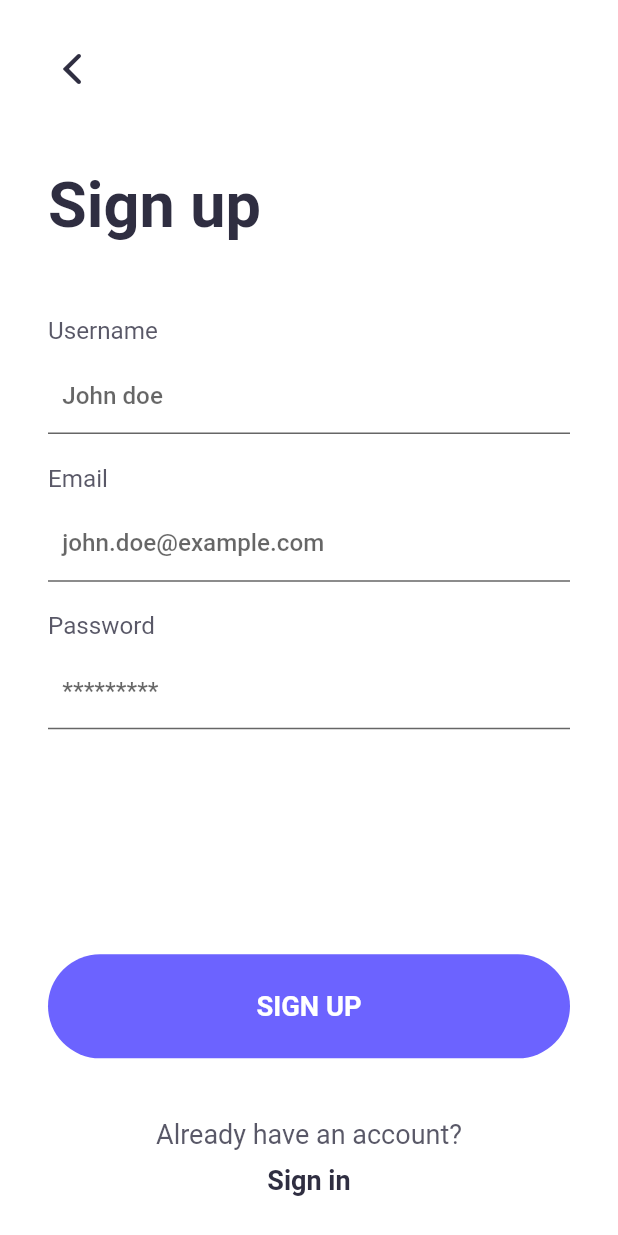
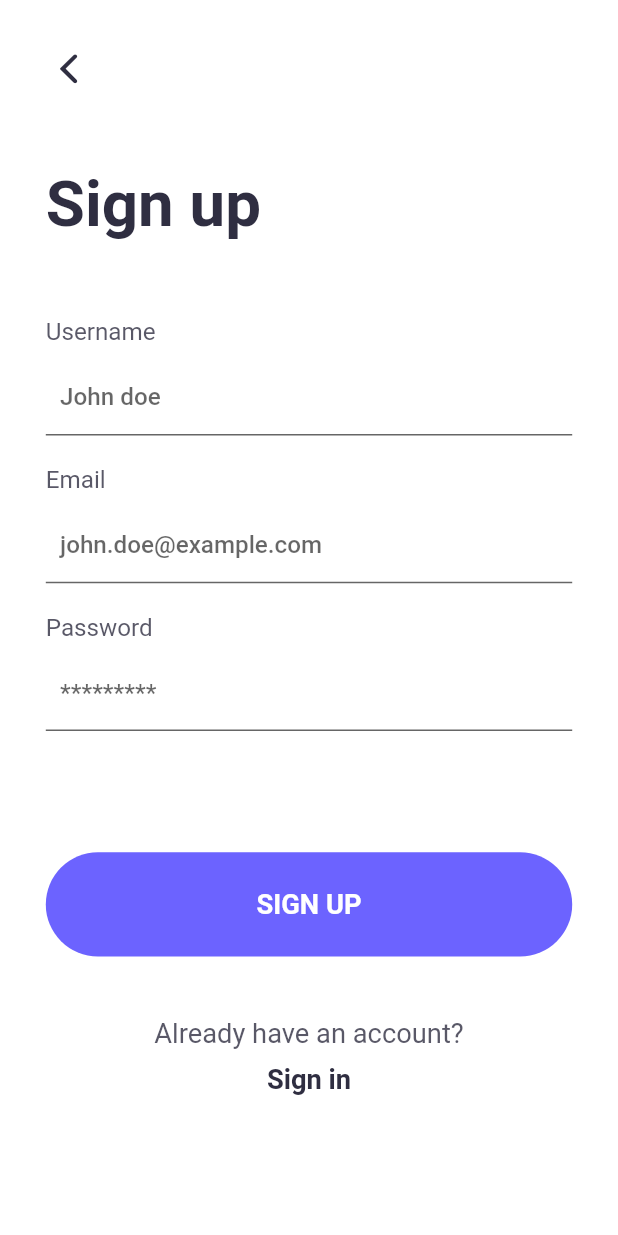
Before and after one commit to Mi1ms/CTHunt-Front, a Flutter app: the SignUp screen opened by its route, after a tap on "Sign in", after a tap on "Sign up", on a phone screen of 412 x 824 dp. Run offline on Flutter 3.47's test engine with Material 2 defaults, Android fonts, the phone set to English and light mode, and no system bars; our stand-ins replace awesome_dialog, custom_radio_grouped_button, dio, flutter_map, flutter_rating_bar, get and 4 more; missing offline and left inert: flutter_map_marker_popup, geocoder; accounts and stored records are empty; network calls fail.

Commit message:
scale ui to all devices

```diff
--- a/lib/data/images.dart
+++ b/lib/data/images.dart
@@ -1,6 +1,6 @@
 class Images {
   // Home Images
-  static const String homeIllustration = "assets/img/home/illustration.jpg";
+  static const String homeIllustration = "assets/img/home/illustration.png";
 
   // Play Images
   static const String winnerIllustration = "assets/img/play/winner.png";
--- a/lib/screens/auth/signIn.dart
+++ b/lib/screens/auth/signIn.dart
@@ -1,3 +1,4 @@
+import 'package:ct_hunt/utils/size_config.dart';
 import 'package:get/get.dart';
 import 'package:dio/dio.dart' as dio;
 import 'package:flutter/material.dart';
@@ -25,7 +26,10 @@ class _SignInState extends State<SignIn> {
   void login() async {
     String identifier = _identifierController.text.trim();
     String password = _passwordController.text.trim();
-    Map<String, dynamic> data = {"identifier": identifier, "password": password};
+    Map<String, dynamic> data = {
+      "identifier": identifier,
+      "password": password
+    };
     try {
       await Auth.login(data);
       Get.offAllNamed(Home.routeName);
@@ -33,20 +37,21 @@ class _SignInState extends State<SignIn> {
     }
   }
 
-
   @override
   Widget build(BuildContext context) {
     return Scaffold(
       body: SafeArea(
         child: SingleChildScrollView(
           child: Padding(
-            padding: const EdgeInsets.symmetric(horizontal: 32),
+            padding: EdgeInsets.symmetric(
+                horizontal: 7.41 * SizeConfig.widthMultiplier),
             child: Column(
               mainAxisAlignment: MainAxisAlignment.start,
               children: [
                 Container(
                   alignment: Alignment.centerLeft,
-                  margin: EdgeInsets.only(top: 30),
+                  margin:
+                      EdgeInsets.only(top: 3.68 * SizeConfig.heightMultiplier),
                   child: GestureDetector(
                     onTap: () {
                       Get.back();
@@ -54,19 +59,20 @@ class _SignInState extends State<SignIn> {
                     child: Icon(
                       CupertinoIcons.back,
                       color: DefaultColors.dark,
-                      size: 32,
+                      size: 7.41 * SizeConfig.imageSizeMultiplier,
                     ),
                   ),
                 ),
                 DefaultText(
                   value: "Sign in",
-                  fontSize: 42,
+                  fontSize: 5.15 * SizeConfig.textMultiplier,
                   fontWeight: FontWeight.bold,
-                  margin: EdgeInsets.only(top: 50),
+                  margin:
+                      EdgeInsets.only(top: 6.13 * SizeConfig.heightMultiplier),
                   alignment: Alignment.centerLeft,
                   color: DefaultColors.dark,
                 ),
-                SizedBox(height: 50),
+                SizedBox(height: 6.13 * SizeConfig.heightMultiplier),
                 Form(
                   key: _formKey,
                   child: Column(
@@ -74,11 +80,11 @@ class _SignInState extends State<SignIn> {
                       IdentifierInput(
                         controller: _identifierController,
                       ),
-                      SizedBox(height: 20),
+                      SizedBox(height: 2.45 * SizeConfig.heightMultiplier),
                       PasswordInput(
                         controller: _passwordController,
                       ),
-                      SizedBox(height: 150),
+                      SizedBox(height: 18.38 * SizeConfig.heightMultiplier),
                       DefaultButton(
                         value: "Sign in",
                         onPress: () {
@@ -89,9 +95,11 @@ class _SignInState extends State<SignIn> {
                       ),
                       DefaultText(
                         value: "Don't have an account?",
-                        fontSize: 18,
+                        fontSize: 2.21 * SizeConfig.textMultiplier,
                         color: DefaultColors.dark.withOpacity(0.8),
-                        margin: EdgeInsets.only(bottom: 10, top: 40),
+                        margin: EdgeInsets.only(
+                            bottom: 1.23 * SizeConfig.heightMultiplier,
+                            top: 4.91 * SizeConfig.heightMultiplier),
                       ),
                       GestureDetector(
                         onTap: () {
@@ -99,7 +107,7 @@ class _SignInState extends State<SignIn> {
                         },
                         child: DefaultText(
                           value: "Sign up",
-                          fontSize: 18,
+                          fontSize: 2.21 * SizeConfig.textMultiplier,
                           color: DefaultColors.dark,
                           fontWeight: FontWeight.bold,
                         ),
--- a/lib/screens/auth/signUp.dart
+++ b/lib/screens/auth/signUp.dart
@@ -1,3 +1,4 @@
+import 'package:ct_hunt/utils/size_config.dart';
 import 'package:dio/dio.dart' as dio;
 import 'package:get/get.dart';
 import 'package:flutter/material.dart';
@@ -41,13 +42,13 @@ class _SignUpState extends State<SignUp> {
       body: SafeArea(
         child: SingleChildScrollView(
           child: Padding(
-            padding: const EdgeInsets.symmetric(horizontal: 32),
+            padding: EdgeInsets.symmetric(horizontal: 7.41 * SizeConfig.widthMultiplier),
             child: Column(
               mainAxisAlignment: MainAxisAlignment.start,
               children: [
                 Container(
                   alignment: Alignment.centerLeft,
-                  margin: EdgeInsets.only(top: 30),
+                  margin: EdgeInsets.only(top: 3.68 * SizeConfig.heightMultiplier),
                   child: GestureDetector(
                     onTap: () {
                       Get.back();
@@ -55,19 +56,19 @@ class _SignUpState extends State<SignUp> {
                     child: Icon(
                       CupertinoIcons.back,
                       color: DefaultColors.dark,
-                      size: 32,
+                      size: 7.41 * SizeConfig.imageSizeMultiplier,
                     ),
                   ),
                 ),
                 DefaultText(
                   value: "Sign up",
-                  fontSize: 42,
+                  fontSize: 5.15 * SizeConfig.textMultiplier,
                   fontWeight: FontWeight.bold,
-                  margin: EdgeInsets.only(top: 50),
+                  margin: EdgeInsets.only(top: 6.13 * SizeConfig.heightMultiplier),
                   alignment: Alignment.centerLeft,
                   color: DefaultColors.dark,
                 ),
-                SizedBox(height: 50),
+                SizedBox(height: 6.13 * SizeConfig.heightMultiplier),
                 Form(
                   key: _formKey,
                   child: Column(
@@ -75,15 +76,15 @@ class _SignUpState extends State<SignUp> {
                       UsernameInput(
                         controller: _usernameController,
                       ),
-                      SizedBox(height: 20),
+                      SizedBox(height: 2.45 * SizeConfig.heightMultiplier),
                       EmailInput(
                         controller: _emailController,
                       ),
-                      SizedBox(height: 20),
+                      SizedBox(height: 2.45 * SizeConfig.heightMultiplier),
                       PasswordInput(
                         controller: _passwordController,
                       ),
-                      SizedBox(height: 150),
+                      SizedBox(height: 9.81 * SizeConfig.heightMultiplier),
                       DefaultButton(
                         value: "Sign up",
                         onPress: () {
@@ -94,9 +95,9 @@ class _SignUpState extends State<SignUp> {
                       ),
                       DefaultText(
                         value: "Already have an account?",
-                        fontSize: 18,
+                        fontSize: 2.21 * SizeConfig.textMultiplier,
                         color: DefaultColors.dark.withOpacity(0.8),
-                        margin: EdgeInsets.only(bottom: 10, top: 40),
+                        margin: EdgeInsets.only(bottom: 1.23* SizeConfig.heightMultiplier, top: 4.91 * SizeConfig.heightMultiplier),
                       ),
                       GestureDetector(
                         onTap: () {
@@ -104,7 +105,7 @@ class _SignUpState extends State<SignUp> {
                         },
                         child: DefaultText(
                           value: "Sign in",
-                          fontSize: 18,
+                          fontSize: 2.21 * SizeConfig.textMultiplier,
                           color: DefaultColors.dark,
                           fontWeight: FontWeight.bold,
                         ),
--- a/lib/services/api/quest.dart
+++ b/lib/services/api/quest.dart
@@ -10,4 +10,10 @@ class Quest {
       ...ApiHeader.getAuthorization(),
     }) );
   }
+
+  static Future<Response> getAll() {
+    return Dio().get(_url, options: Options(headers: {
+      ...ApiHeader.getAuthorization(),
+    }) );
+  }
 }
```
Also changed, not shown: lib/data/model_parsers.dart (added, +21 -0 lines), lib/data/models.dart (added, +20 -0 lines), lib/screens/auth/landing.dart (+10 -15 lines), lib/screens/quest/add.dart (+34 -37 lines), lib/screens/quest/home.dart (+53 -23 lines), lib/widgets/CircularProgress.dart (added, +14 -0 lines).
